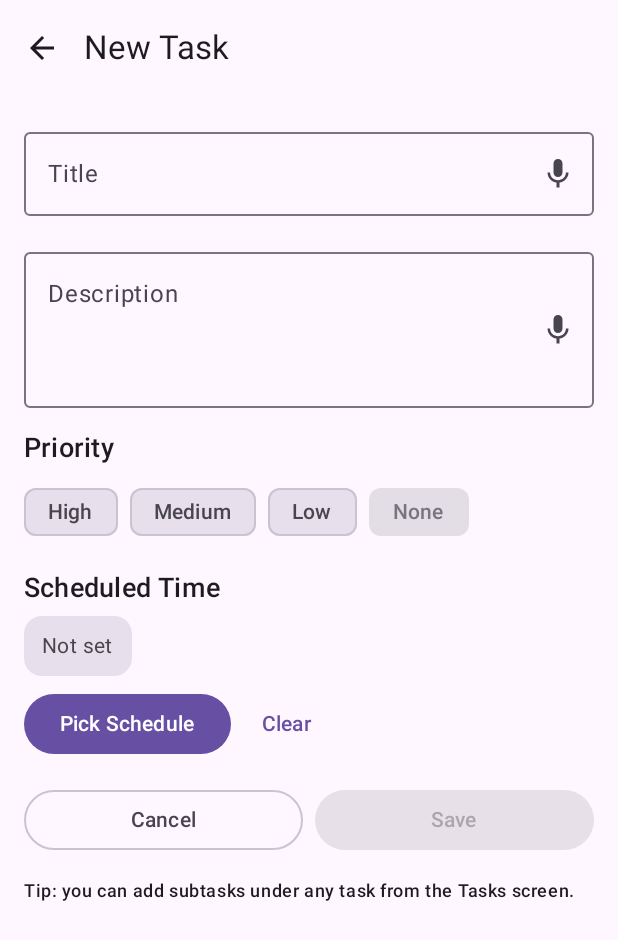
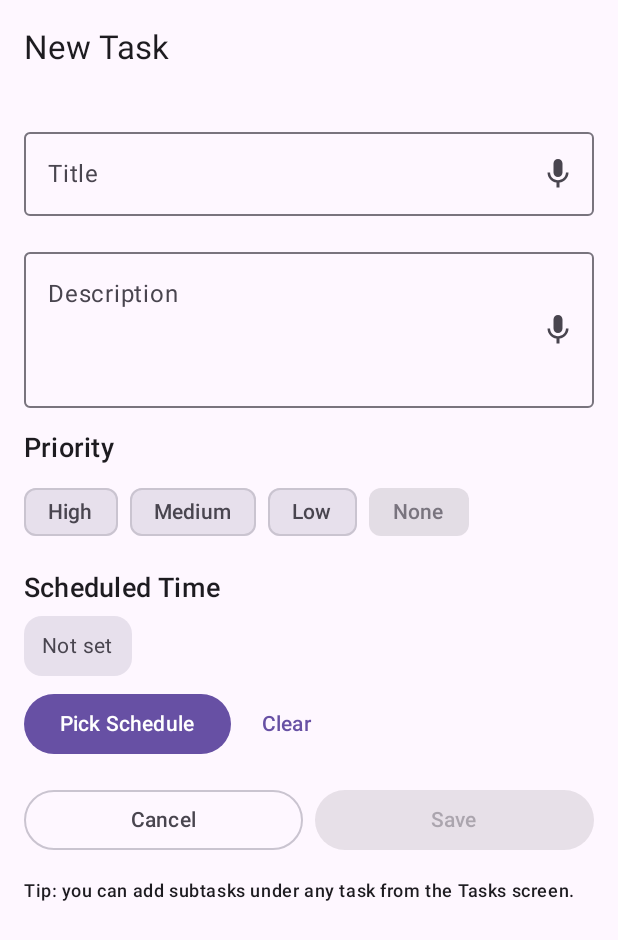
Before and after one commit to jamesye0003-blip/CS501-E1-Semester-Project, an Android app built with Jetpack Compose: the TaskListScreen screen opened through its navigation route, after a tap on "Add task", on a phone screen of 412 x 824 dp. Shown: the top 940 px of the screen. Run offline under Robolectric (Android 15) with nearby library versions, the phone set to English and light mode, and no system bars; our stand-ins replace Room's generated code.

Commit message:
feat(editor): adjust editor navigation and top bar behavior for different entry paths

```diff
--- a/app/src/main/java/com/example/lattice/ui/components/TaskNode.kt
+++ b/app/src/main/java/com/example/lattice/ui/components/TaskNode.kt
@@ -214,7 +214,7 @@ fun TaskNode(
                         ) {
                             if (!showCompleted) {
                                 DropdownMenuItem(
-                                    text = { Text("Add subtask") },
+                                    text = { Text("Add Subtask") },
                                     leadingIcon = { Icon(Icons.Default.SubdirectoryArrowRight, null) },
                                     onClick = { menuExpanded = false; onAddSub(task.id) }
                                 )
--- a/app/src/main/java/com/example/lattice/ui/navigation/NavGraph.kt
+++ b/app/src/main/java/com/example/lattice/ui/navigation/NavGraph.kt
@@ -76,10 +76,10 @@ fun AppNavHost(
             composable(Route.Home.route) {
                 TaskListScreen(
                     tasks = tasks,
-                    onAddRoot = { navController.navigate(buildEditorRoute(null)) },
-                    onAddSub = { parentId -> navController.navigate(buildEditorRoute(parentId)) },
+                    onAddRoot = { navController.navigate(buildEditorRoute(null, null, true)) },
+                    onAddSub = { parentId -> navController.navigate(buildEditorRoute(parentId, null, false)) },
                     onToggleDone = { id -> taskViewModel.toggleDone(id) },
-                    onEdit = { id -> navController.navigate(buildEditorRoute(editId = id)) },
+                    onEdit = { id -> navController.navigate(buildEditorRoute(null, id, false)) },
                     onDelete = { id -> taskViewModel.deleteTaskCascade(id) }
                 )
             }
@@ -88,18 +88,21 @@ fun AppNavHost(
             composable(Route.Calendar.route) {
                 CalendarScreen(
                     tasks = tasks,
-                    onEdit = { id -> navController.navigate(buildEditorRoute(editId = id)) },
-                    onAddTask = { navController.navigate(buildEditorRoute(null)) }
+                    onEdit = { id -> navController.navigate(buildEditorRoute(null, id, false)) },
+                    onAddTask = { navController.navigate(buildEditorRoute(null, null, false)) }
                 )
             }
 
-            composable("editor?parent={parent}&editId={editId}") { backStackEntry ->
+            composable("editor?parent={parent}&editId={editId}&fromBottomNav={fromBottomNav}") { backStackEntry ->
                 val parentId = backStackEntry.arguments
                     ?.getString("parent")
                     ?.ifBlank { null }
                 val editId = backStackEntry.arguments
                     ?.getString("editId")
                     ?.ifBlank { null }
+                val fromBottomNav = backStackEntry.arguments
+                    ?.getString("fromBottomNav")
+                    ?.toBoolean() ?: false
 
                 // Preload task when editing
                 val editing = tasks.firstOrNull { it.id == editId }
@@ -110,6 +113,8 @@ fun AppNavHost(
                     initialPriority = editing?.priority ?: Priority.None,
                     initialTime = editing?.toTimePoint(),
                     primaryLabel = if (editing != null) "Update" else "Save",
+                    parentId = parentId,
+                    fromBottomNav = fromBottomNav,
                     onBack = { navController.popBackStack() },
                     onSave = { title, description, priority, time ->
                         if (editing != null) {
--- a/app/src/main/java/com/example/lattice/ui/navigation/Routes.kt
+++ b/app/src/main/java/com/example/lattice/ui/navigation/Routes.kt
@@ -11,9 +11,9 @@ sealed class Route(val route: String) {
     data object Profile : Route("profile")
 
     companion object {
-        const val EDITOR_ROUTE = "editor?parent={parent}&editId={editId}"
+        const val EDITOR_ROUTE = "editor?parent={parent}&editId={editId}&fromBottomNav={fromBottomNav}"
     }
 }
 
-fun buildEditorRoute(parentId: String? = null, editId: String? = null): String =
-    "editor?parent=${parentId ?: ""}&editId=${editId ?: ""}"
+fun buildEditorRoute(parentId: String? = null, editId: String? = null, fromBottomNav: Boolean = false): String =
+    "editor?parent=${parentId ?: ""}&editId=${editId ?: ""}&fromBottomNav=$fromBottomNav"
--- a/app/src/main/java/com/example/lattice/ui/screens/EditorScreen.kt
+++ b/app/src/main/java/com/example/lattice/ui/screens/EditorScreen.kt
@@ -37,6 +37,7 @@ import androidx.compose.material3.Text
 import androidx.compose.material3.TextButton
 import androidx.compose.material3.TimePicker
 import androidx.compose.material3.TopAppBar
+import androidx.compose.material3.TopAppBarDefaults
 import androidx.compose.material3.DatePicker
 import androidx.compose.material3.DatePickerDefaults
 import androidx.compose.material3.rememberDatePickerState
@@ -85,7 +86,9 @@ fun EditorScreen(
     initialDescription: String = "",
     initialPriority: Priority = Priority.None,
     initialTime: TimePoint? = null,
-    primaryLabel: String = "Save"
+    primaryLabel: String = "Save",
+    parentId: String? = null,
+    fromBottomNav: Boolean = false
 ) {
     var title by rememberSaveable(initialTitle) { mutableStateOf(initialTitle) }
     var description by rememberSaveable(initialDescription) { mutableStateOf(initialDescription) }
@@ -105,7 +108,11 @@ fun EditorScreen(
     var schedulePickerOpen by remember { mutableStateOf(false) }
 
     val isEditing = initialTitle.isNotBlank()
-    val topBarTitle = if (isEditing) "Edit Task" else "New Task"
+    val topBarTitle = when {
+        isEditing -> "Edit Task"
+        parentId != null -> "New Subtask"
+        else -> "New Task"
+    }
 
     val context = LocalContext.current
 
@@ -158,14 +165,28 @@ fun EditorScreen(
 
     Scaffold(
         topBar = {
+            if (fromBottomNav) {
                 TopAppBar(
                     title = { Text(topBarTitle) },
+                    colors = TopAppBarDefaults.topAppBarColors(
+                        containerColor = MaterialTheme.colorScheme.background,
+                        titleContentColor = MaterialTheme.colorScheme.onBackground
+                    )
+                )
+            } else {
+                TopAppBar(
+                    title = { Text(topBarTitle) },
+                    colors = TopAppBarDefaults.topAppBarColors(
+                        containerColor = MaterialTheme.colorScheme.background,
+                        titleContentColor = MaterialTheme.colorScheme.onBackground
+                    ),
                     navigationIcon = {
                         IconButton(onClick = onBack) {
                             Icon(Icons.AutoMirrored.Filled.ArrowBack, contentDescription = "Back")
                         }
                     }
                 )
+            }
         }
     ) { padding ->
         Column(
```
Also changed, not shown: app/src/main/java/com/example/lattice/MainActivity.kt (+6 -2 lines). Lines whose indentation alone changed are shown as unchanged.
